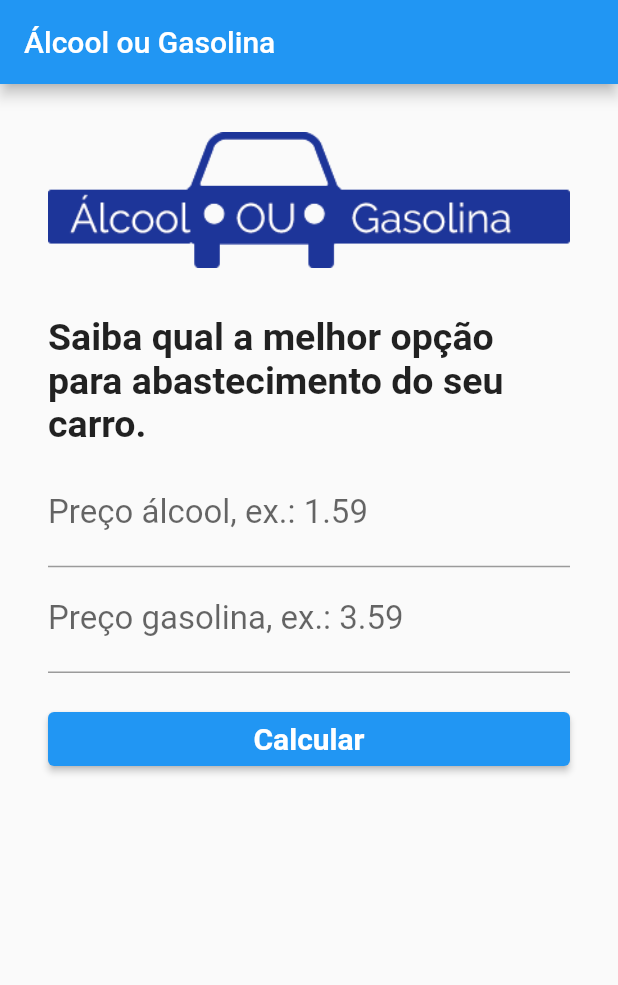
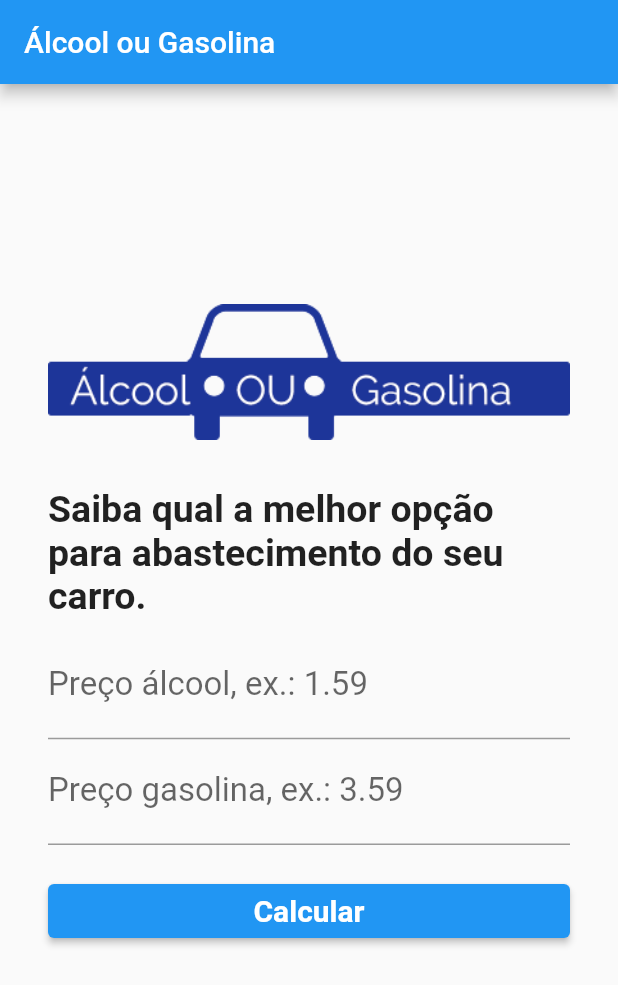
Before and after one commit to felipeabreu86/flutter_alcool_gasolina, a Flutter app: the screen it shows after launch, on a phone screen of 412 x 824 dp. Shown: the top 985 px of the screen. Run offline on Flutter 3.47's test engine with Material 2 defaults, Android fonts, the phone set to English and light mode, and no system bars.

Commit message:
Se aplicado, este commit irá ajustar o layout para utilizar o widget Stack

```diff
--- a/lib/Home/home.dart
+++ b/lib/Home/home.dart
@@ -44,7 +44,10 @@ class _HomeState extends State<Home> {
         title: Text("Álcool ou Gasolina"),
         backgroundColor: Colors.blue,
       ),
-      body: SingleChildScrollView(
+      body: Stack(
+        children: [
+          Center(
+            child: SingleChildScrollView(
               child: Container(
                 margin: EdgeInsets.all(32),
                 child: Column(
@@ -85,7 +88,8 @@ class _HomeState extends State<Home> {
                       child: ElevatedButton(
                         onPressed: _calcular,
                         style: ButtonStyle(
-                      backgroundColor: MaterialStateProperty.all(Colors.blue)),
+                            backgroundColor:
+                                MaterialStateProperty.all(Colors.blue)),
                         child: Text(
                           "Calcular",
                           style: TextStyle(
@@ -100,7 +104,8 @@ class _HomeState extends State<Home> {
                       child: Center(
                         child: Text(
                           _textoResultado,
-                    style: TextStyle(fontSize: 22, fontWeight: FontWeight.bold),
+                          style: TextStyle(
+                              fontSize: 22, fontWeight: FontWeight.bold),
                         ),
                       ),
                     )
@@ -108,6 +113,9 @@ class _HomeState extends State<Home> {
                 ),
               ),
             ),
+          ),
+        ],
+      ),
     );
   }
 }
```
Lines whose indentation alone changed are shown as unchanged.
